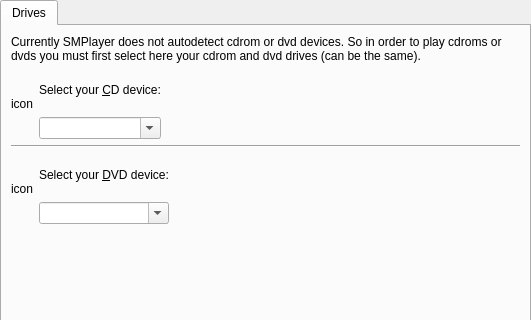
Before: the Qt Designer form src/prefdrives.ui in wilbert2000/wzplayer, drawn with Qt 5; both pictures show x 0 to 531 and y 0 to 320 of the 531 by 489 pixel window.
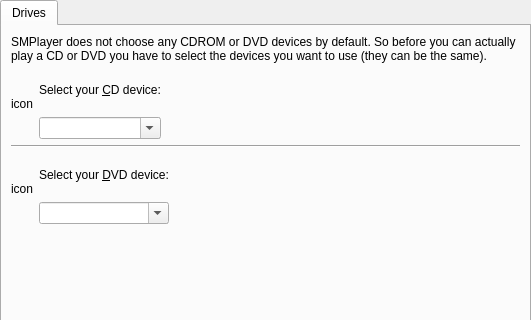
After: the same form once the commit is applied. Icons and pictures are not drawn. Custom widgets are drawn as their Qt base class.

Commit message: Changed the intro text in Preferences->Drives

The edit to the form file:
```diff
--- a/src/prefdrives.ui
+++ b/src/prefdrives.ui
@@ -38,7 +38,7 @@
        <item>
         <widget class="QLabel" name="textLabel2_5" >
          <property name="text" >
-          <string>Currently SMPlayer does not autodetect cdrom or dvd devices. So in order to play cdroms or dvds you must first select here your cdrom and dvd drives (can be the same).</string>
+          <string>SMPlayer does not choose any CDROM or DVD devices by default. So before you can actually play a CD or DVD you have to select the devices you want to use (they can be the same).</string>
          </property>
          <property name="alignment" >
           <set>Qt::AlignVCenter</set>
```
